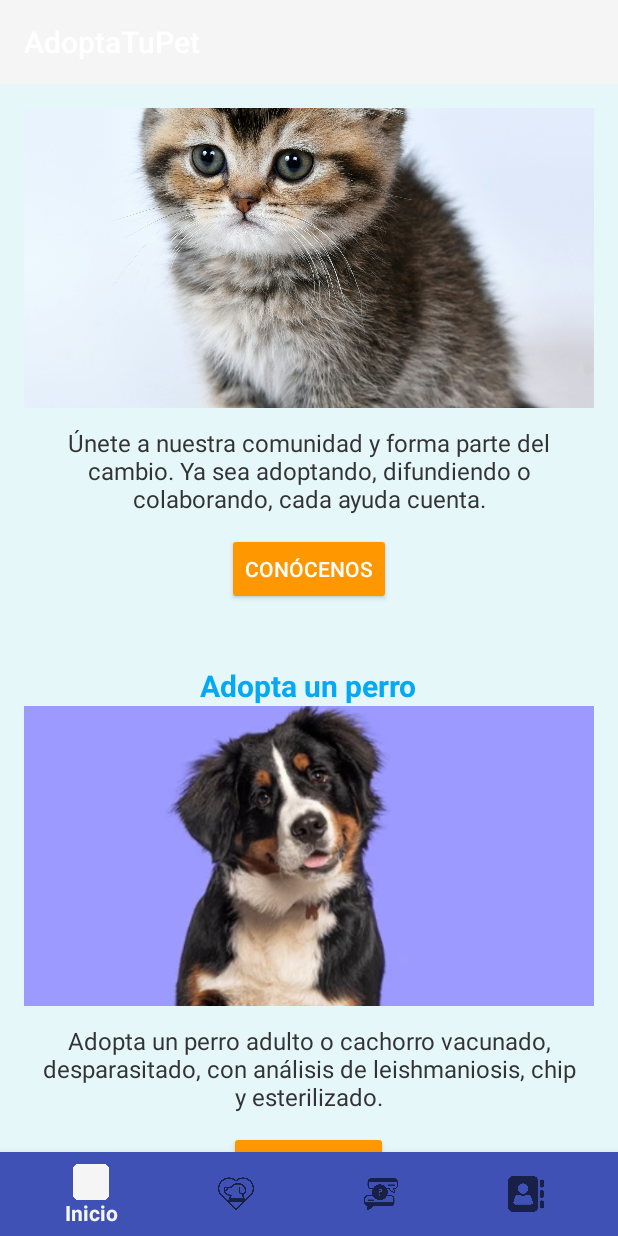
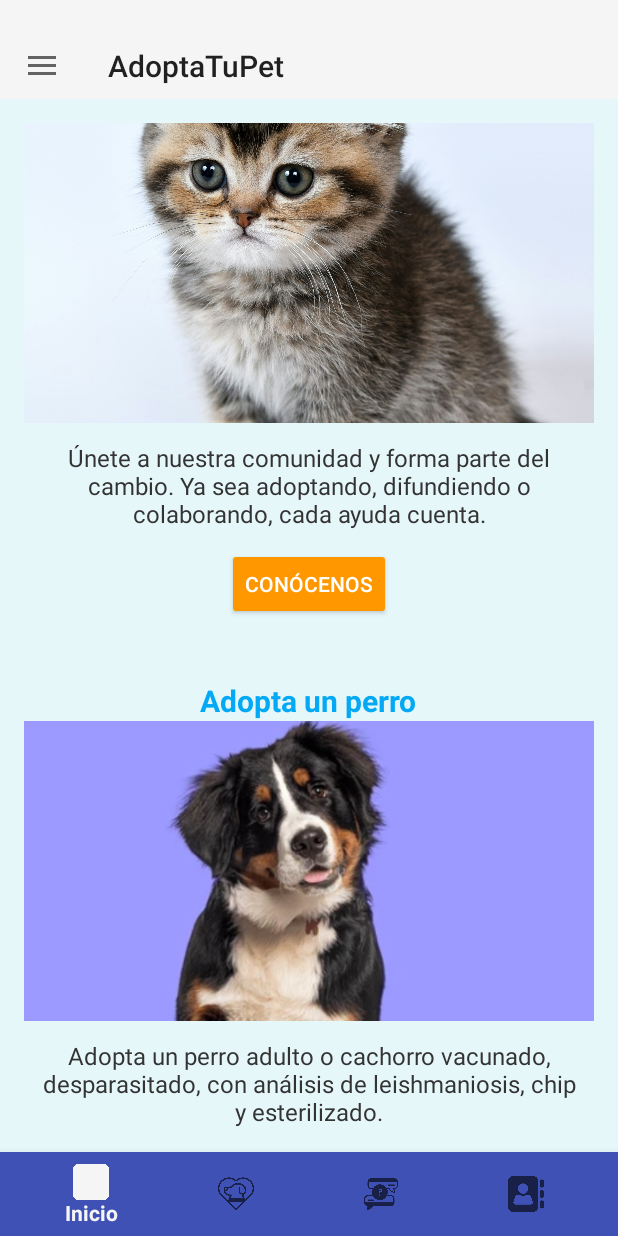
Before and after one commit to JesusRO0/AdoptaTuPetApp, an Android app built with Jetpack Compose: the screen it shows after launch (MainActivity), on a phone screen of 412 x 824 dp. Run offline under Robolectric (Android 15) with nearby library versions, the phone set to English and light mode, and no system bars.

Commit message:
Menu desplegable y incio de sesion y registro (sin bd)

```diff
--- a/app/src/main/java/com/example/adoptatupet/MainActivity.java
+++ b/app/src/main/java/com/example/adoptatupet/MainActivity.java
@@ -2,23 +2,64 @@ package com.example.adoptatupet;
 
 import android.os.Bundle;
 import android.view.MenuItem;
+import android.view.View;
+import android.widget.EditText;
+import android.widget.Toast;
 
+import androidx.annotation.NonNull;
+import androidx.appcompat.app.ActionBarDrawerToggle;
+import androidx.appcompat.app.AlertDialog;
 import androidx.appcompat.app.AppCompatActivity;
+import androidx.appcompat.widget.Toolbar;
+import androidx.drawerlayout.widget.DrawerLayout;
 import androidx.fragment.app.Fragment;
-import androidx.fragment.app.FragmentTransaction;
 
 import com.example.adoptatupet.fragments.AdoptaFragment;
 import com.example.adoptatupet.fragments.ContactoFragment;
 import com.example.adoptatupet.fragments.ForoFragment;
 import com.example.adoptatupet.fragments.HomeFragment;
 import com.google.android.material.bottomnavigation.BottomNavigationView;
+import com.google.android.material.navigation.NavigationView;
 
 public class MainActivity extends AppCompatActivity {
+
+    private DrawerLayout drawerLayout; // Menú lateral
+    private NavigationView navigationView; // Vista del menú
+    private Toolbar topAppBar; // Barra superior
 
     @Override
     protected void onCreate(Bundle savedInstanceState) {
         super.onCreate(savedInstanceState);
         setContentView(R.layout.activity_main);
+
+        // Inicializa Toolbar
+        topAppBar = findViewById(R.id.topAppBar);
+        setSupportActionBar(topAppBar);
+
+        // Inicializa DrawerLayout y NavigationView
+        drawerLayout = findViewById(R.id.drawer_layout);
+        navigationView = findViewById(R.id.nav_view);
+
+        // Crea el botón hamburguesa y sincroniza el estado
+        ActionBarDrawerToggle toggle = new ActionBarDrawerToggle(
+                this, drawerLayout, topAppBar,
+                R.string.navigation_drawer_open,
+                R.string.navigation_drawer_close);
+        drawerLayout.addDrawerListener(toggle);
+        toggle.syncState();
+
+        // Escucha clicks en los ítems del menú lateral
+        navigationView.setNavigationItemSelectedListener(new NavigationView.OnNavigationItemSelectedListener() {
+            @Override
+            public boolean onNavigationItemSelected(@NonNull MenuItem item) {
+                if (item.getItemId() == R.id.nav_login) {
+                    showLoginDialog();
+                    drawerLayout.closeDrawers(); // Cierra el menú lateral
+                    return true;
+                }
+                return false;
+            }
+        });
 
         // Instancia BottomNavigationView
         BottomNavigationView bottomNavigationView = findViewById(R.id.bottomNavigationView);
@@ -27,39 +68,54 @@ public class MainActivity extends AppCompatActivity {
         bottomNavigationView.setOnNavigationItemSelectedListener(new BottomNavigationView.OnNavigationItemSelectedListener() {
             @Override
             public boolean onNavigationItemSelected(MenuItem item) {
-                // Reemplazamos el switch por if-else
                 if (item.getItemId() == R.id.nav_home) {
-                    // Código para mostrar el fragmento de inicio
                     loadFragment(new HomeFragment());
                     return true;
                 } else if (item.getItemId() == R.id.nav_adopta) {
-                    // Código para mostrar el fragmento de adopción
                     loadFragment(new AdoptaFragment());
                     return true;
                 } else if (item.getItemId() == R.id.nav_foro) {
-                    // Código para mostrar el fragmento de foro
                     loadFragment(new ForoFragment());
                     return true;
                 } else if (item.getItemId() == R.id.nav_contacto) {
-                    // Código para mostrar el fragmento de contacto
                     loadFragment(new ContactoFragment());
                     return true;
                 }
-                return false; // Devuelve false si el ID no coincide con ningún caso
+                return false;
             }
         });
 
-        // Si es la primera vez que se lanza la app, seleccionamos el HomeFragment por defecto
+        // Fragmento por defecto
         if (savedInstanceState == null) {
-            bottomNavigationView.setSelectedItemId(R.id.nav_home); // Selecciona Home al inicio
+            bottomNavigationView.setSelectedItemId(R.id.nav_home);
         }
     }
 
     // Método para cargar los fragmentos
     private void loadFragment(Fragment fragment) {
-        // Obtén el FragmentTransaction y realiza el reemplazo
         getSupportFragmentManager().beginTransaction()
-                .replace(R.id.nav_host_fragment, fragment) // Usa el ID del FrameLayout donde los fragmentos se reemplazan
-                .commit(); // Ejecuta la transacción
+                .replace(R.id.nav_host_fragment, fragment)
+                .commit();
+    }
+
+    // Método para el menu de inicio de sesion y registro
+    private void showLoginDialog() {
+        View dialogView = getLayoutInflater().inflate(R.layout.dialog_login, null);
+
+        new AlertDialog.Builder(this)
+                .setTitle("Iniciar Sesión")
+                .setView(dialogView)
+                .setPositiveButton("Entrar", (dialog, which) -> {
+                    EditText emailEditText = dialogView.findViewById(R.id.emailEditText);
+                    EditText passwordEditText = dialogView.findViewById(R.id.passwordEditText);
+
+                    String email = emailEditText.getText().toString();
+                    String password = passwordEditText.getText().toString();
+
+                    // Aquí puedes validar e iniciar sesión
+                    Toast.makeText(this, "Email: " + email, Toast.LENGTH_SHORT).show();
+                })
+                .setNegativeButton("Cancelar", null)
+                .show();
     }
 }
--- a/app/src/main/res/layout/activity_main.xml
+++ b/app/src/main/res/layout/activity_main.xml
@@ -7,29 +7,29 @@
     android:layout_height="match_parent"
     tools:context=".MainActivity">
 
-    <!-- Contenido principal -->
     <androidx.coordinatorlayout.widget.CoordinatorLayout
         android:layout_width="match_parent"
         android:layout_height="match_parent">
 
-        <!-- Toolbar con icono de menú (hamburguesa) -->
-        <androidx.appcompat.widget.Toolbar
-            android:id="@+id/toolbar"
+        <!-- AppBar con Toolbar -->
+        <com.google.android.material.appbar.MaterialToolbar
+            android:id="@+id/topAppBar"
             android:layout_width="match_parent"
-            android:layout_height="?attr/actionBarSize"
+            android:layout_height="wrap_content"
             android:background="?attr/colorPrimary"
-            android:theme="@style/ThemeOverlay.AppCompat.Dark.ActionBar"
-            app:popupTheme="@style/ThemeOverlay.AppCompat.Light"
-            app:title="AdoptaTuPet" />
+            android:paddingTop="16dp"
+            android:paddingBottom="8dp"
+            app:popupTheme="@style/ThemeOverlay.AppCompat.Light">
+        </com.google.android.material.appbar.MaterialToolbar>
 
-        <!-- Contenedor principal donde se mostrarán los fragmentos -->
+        <!-- Contenedor de los fragments con margen top -->
         <androidx.fragment.app.FragmentContainerView
             android:id="@+id/nav_host_fragment"
             android:layout_width="match_parent"
             android:layout_height="match_parent"
-            android:layout_marginTop="?attr/actionBarSize"
-            app:defaultNavHost="true"
-            app:navGraph="@navigation/nav_graph" />
+            android:layout_marginTop="66dp"
+        app:defaultNavHost="true"
+        app:navGraph="@navigation/nav_graph" />
 
         <!-- Bottom Navigation -->
         <com.google.android.material.bottomnavigation.BottomNavigationView
@@ -39,16 +39,16 @@
             android:layout_gravity="bottom"
             android:background="#3F51B5"
             app:menu="@menu/bottom_nav_menu" />
+
     </androidx.coordinatorlayout.widget.CoordinatorLayout>
 
-    <!-- Menú lateral (Navigation Drawer) -->
+    <!-- Menú lateral -->
     <com.google.android.material.navigation.NavigationView
-        android:id="@+id/navigation_view"
+        android:id="@+id/nav_view"
         android:layout_width="wrap_content"
         android:layout_height="match_parent"
         android:layout_gravity="start"
-        android:fitsSystemWindows="true"
-        app:menu="@menu/drawer_menu"
-        app:headerLayout="@layout/nav_header" />
+        app:headerLayout="@layout/nav_header"
+        app:menu="@menu/drawer_menu" />
 
 </androidx.drawerlayout.widget.DrawerLayout>
--- a/app/src/main/res/layout/fragment_home.xml
+++ b/app/src/main/res/layout/fragment_home.xml
@@ -74,15 +74,5 @@ android:gravity="center_horizontal">
     android:backgroundTint="#FF9800"
     android:textColor="#FFF"
     android:layout_marginBottom="20dp" />
-
-<!-- 🔐 Botón nuevo: ENTRAR -->
-<Button
-    android:id="@+id/entrar_button"
-    android:layout_width="wrap_content"
-    android:layout_height="wrap_content"
-    android:text="ENTRAR"
-    android:backgroundTint="#4CAF50"
-    android:textColor="#FFF"
-    android:layout_marginBottom="80dp" />
 </LinearLayout>
     </ScrollView>
--- a/app/src/main/res/values/strings.xml
+++ b/app/src/main/res/values/strings.xml
@@ -8,4 +8,11 @@
     <string name="adopta">Adopta</string>
     <string name="foro">Foro</string>
     <string name="contacto">Contacto</string>
+    <string name="navigation_drawer_open">Abrir menú</string>
+    <string name="navigation_drawer_close">Cerrar menú</string>
+    <style name="Toolbar.Title.Right" parent="TextAppearance.Widget.AppCompat.Toolbar.Title">
+        <item name="android:gravity">end</item>
+        <item name="android:textAlignment">viewEnd</item>
+        <item name="android:layout_gravity">end</item>
+    </style>
 </resources>
```
Also changed, not shown: app/src/main/res/layout/dialog_login.xml (added, +23 -0 lines), app/src/main/res/drawable/hamburguesa.png (added).
